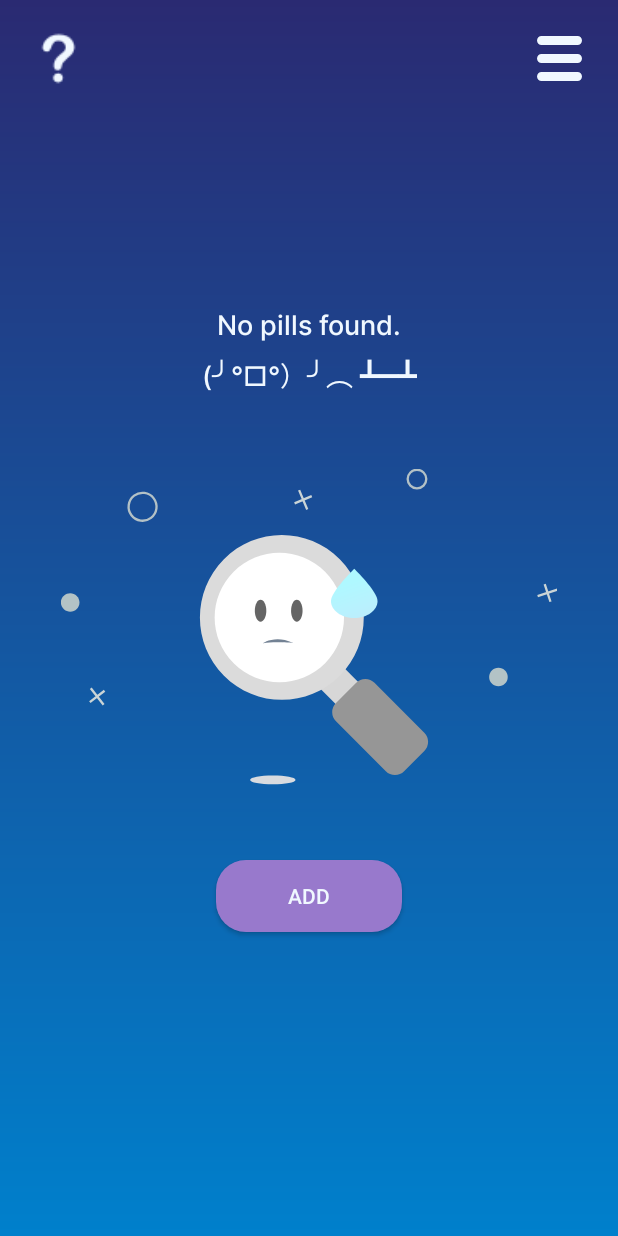
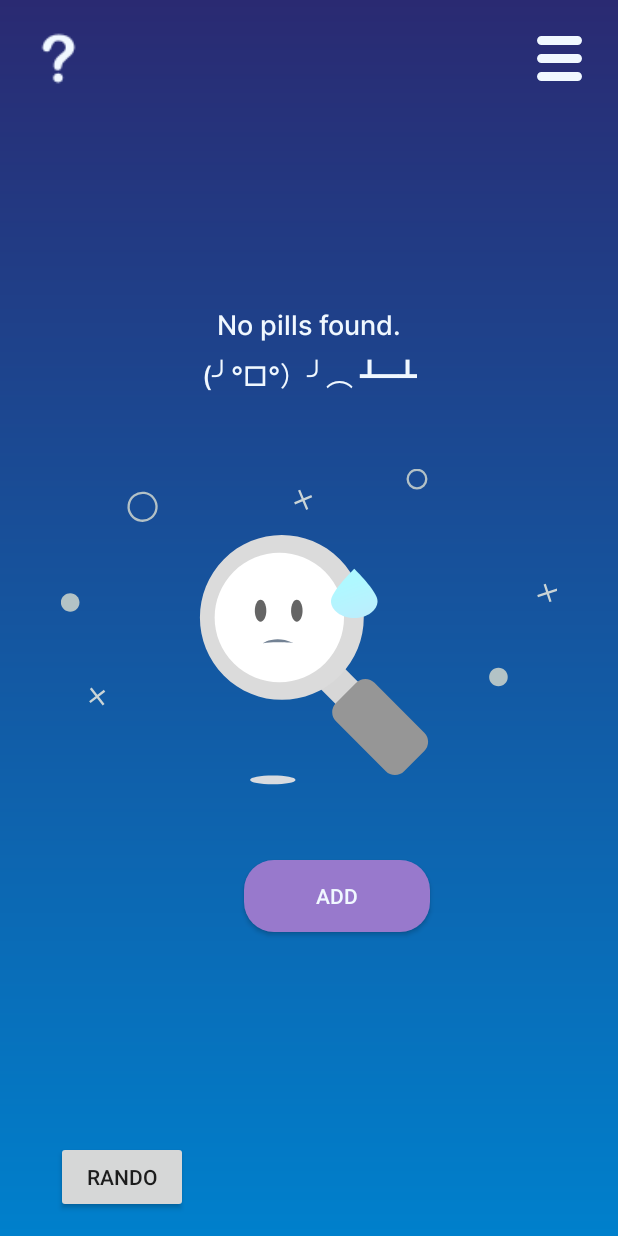
Before and after one commit to Cerenia-Test/Simpill, an Android app: the screen it shows after launch (MainActivity), on a phone screen of 412 x 824 dp. Run offline under Robolectric (Android 15) with nearby library versions, the phone set to English and light mode, and no system bars; libraries missing offline, so code that uses them is left out: it.xabaras.android.

Commit message:
amazing new feature!

```diff
--- a/app/src/main/java/com/example/simpill/MainActivity.java
+++ b/app/src/main/java/com/example/simpill/MainActivity.java
@@ -16,6 +16,8 @@ import android.view.View;
 import android.view.animation.AnimationUtils;
 import android.widget.Button;
 import android.widget.TextView;
+import android.widget.Toast;
+
 import androidx.annotation.NonNull;
 import androidx.appcompat.app.AppCompatActivity;
 import androidx.core.app.ActivityCompat;
@@ -29,6 +31,7 @@ public class MainActivity extends AppCompatActivity implements Pill.PillListener
 
     private final SharedPrefs sharedPrefs = new SharedPrefs(this);
     private final DatabaseHelper myDatabase = new DatabaseHelper(this);
+    private Button tokenButton;
     private final ArrayHelper arrayHelper = new ArrayHelper();
     private final Toasts toasts = new Toasts(this);
     public Pill[] pills;
@@ -54,9 +57,17 @@ public class MainActivity extends AppCompatActivity implements Pill.PillListener
                 && intent.hasExtra(CRASH_DATA_INTENT_KEY_STRING)) {
             dialogs.getCrashDialog(intent.getStringExtra(CRASH_DATA_INTENT_KEY_STRING)).show();
         }
+        setContentViewAndDesign();
+        tokenButton = findViewById(R.id.rando);
+        tokenButton.setText(R.string.rando);
+        tokenButton.setOnClickListener(v -> {
+            Toast t = new Toast(this);
+            t.setDuration(Toast.LENGTH_LONG);
+            t.setText(R.string.rando_text);
+            t.show();
+        });
         loadPillsFromDatabase();
         checkOpenCount();
-        setContentViewAndDesign();
         findViewsByIds();
         createRecyclerView();
         makeRecyclerViewItemsSwipeable();
--- a/app/src/main/res/layout/app_main.xml
+++ b/app/src/main/res/layout/app_main.xml
@@ -100,8 +100,18 @@
             android:text="@string/add"
             android:textColor="@color/alice_blue"
             app:layout_constraintEnd_toEndOf="parent"
+            app:layout_constraintStart_toStartOf="@id/rando"
+            app:layout_constraintTop_toBottomOf="@+id/animationView" />
+
+        <Button
+            android:id="@+id/rando"
+            android:layout_width="wrap_content"
+            android:layout_height="wrap_content"
+            android:layout_marginBottom="15dp"
             app:layout_constraintStart_toStartOf="parent"
-            app:layout_constraintTop_toBottomOf="@+id/animationView" />
+            app:layout_constraintBottom_toBottomOf="parent"
+            app:layout_constraintEnd_toStartOf="@id/add_btn_main"
+            />
 
     </androidx.constraintlayout.widget.ConstraintLayout>
 
--- a/app/src/main/res/values/strings.xml
+++ b/app/src/main/res/values/strings.xml
@@ -1,12 +1,15 @@
 <resources xmlns:tools="http://schemas.android.com/tools">
 
     <string name="app_name" translatable="false">Simpill</string>
+
+    <string name="rando" translatable="false">Rando</string>
+    <string name="rando_text" translatable="false">You clicked a random button!!!!! (｡◕‿‿◕｡)</string>
 
     <!--General Strings-->
     <string name="yes">Yes</string>
     <string name="no">No</string>
     <string name="ok" tools:ignore="ButtonCase,Typos">Ok</string>
-    <string name="taken">Taken</string>
+    <string name="taken" translatable="false">Taken</string>
     <string name="dismiss">Dismiss</string>
 
     <!--Content Description Strings-->
```
